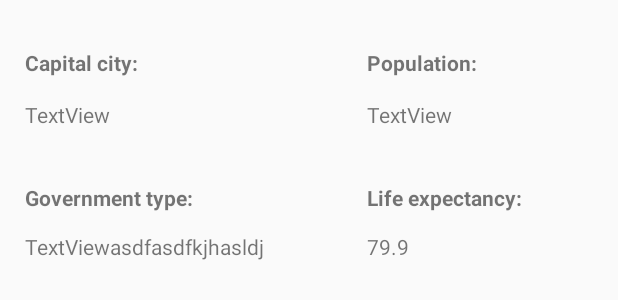
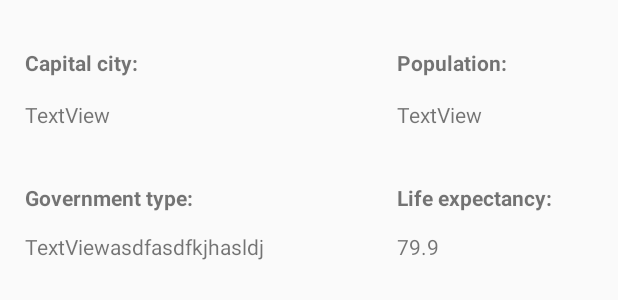
Before and after one commit to allstendres98/COVID19_Data, an Android app: the layout info_dialog.xml on its own in the app's theme, with its tools: preview values and no code run, on a phone screen of 412 x 824 dp. Shown: the top 300 px of the screen. Run offline under Robolectric (Android 15) with nearby library versions, the phone set to English and light mode, and no system bars; network calls fail; Roboto replaces fonts that are not available here.

Commit message:
1a actividad terminada

```diff
--- a/app/src/main/java/com/al375502/covid_19data/InfoDialog.java
+++ b/app/src/main/java/com/al375502/covid_19data/InfoDialog.java
@@ -37,9 +37,9 @@ public class InfoDialog extends AppCompatDialogFragment {
             }
         });
 
-        life = viewInflate.findViewById(R.id.govern);
+        life = viewInflate.findViewById(R.id.life);
         capital = viewInflate.findViewById(R.id.capital);
-        govern = viewInflate.findViewById(R.id.life);
+        govern = viewInflate.findViewById(R.id.govern);
         population = viewInflate.findViewById(R.id.population);
 
 
--- a/app/src/main/res/layout/info_dialog.xml
+++ b/app/src/main/res/layout/info_dialog.xml
@@ -37,7 +37,7 @@
         android:textStyle="bold"
         app:layout_constraintBaseline_toBaselineOf="@+id/textView2"
         app:layout_constraintEnd_toEndOf="parent"
-        app:layout_constraintHorizontal_bias="0.62"
+        app:layout_constraintHorizontal_bias="0.701"
         app:layout_constraintStart_toEndOf="@+id/textView2" />
 
     <TextView
```
